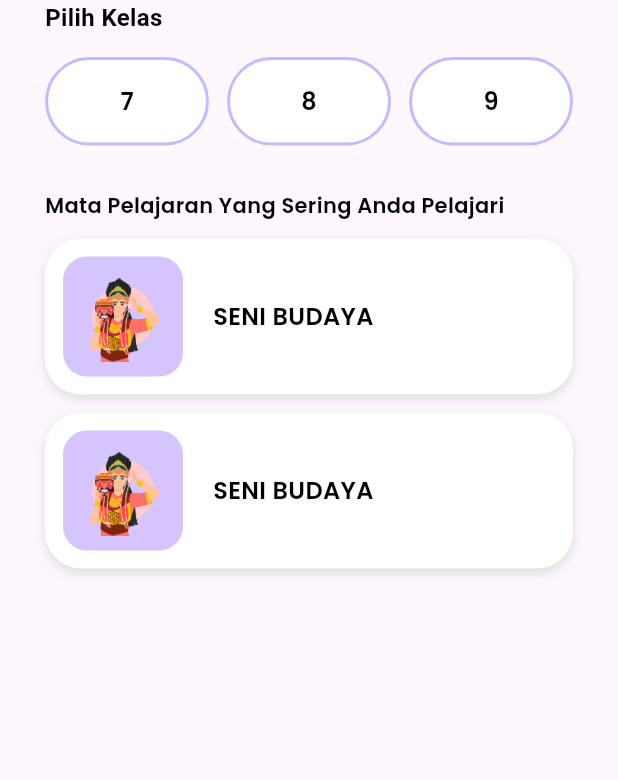
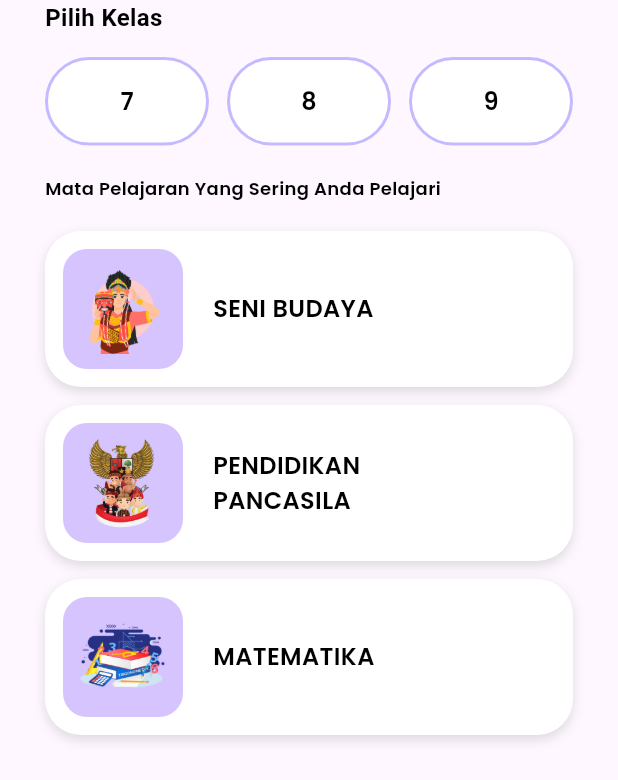
Before and after one commit to hestisnm/KPMOBILE, a Flutter app: the PilihKelasWidget widget shown alone on an empty page, opened directly, on a phone screen of 412 x 824 dp. Shown: the top 780 px of the screen. Run offline on Flutter 3.47's test engine with Material 3 defaults, Android fonts, the phone set to English and light mode, and no system bars; our stand-ins replace gap, google_fonts.

Commit message:
halaman1

```diff
--- a/lib/presentation/pages/discover_page.dart
+++ b/lib/presentation/pages/discover_page.dart
@@ -346,16 +346,16 @@
               ),
             ],
           ),
-          const SizedBox(height: 30),
+          const SizedBox(height: 20),
           Text(
             'Mata Pelajaran Yang Sering Anda Pelajari',
             style: GoogleFonts.poppins(
               fontWeight: FontWeight.w600,
-              fontSize: 14,
+              fontSize: 12,
               color: Colors.black,
             ),
           ),
-          const Gap(12),
+          const Gap(20),
           InkWell(
             onTap: () {
               Navigator.push(
@@ -407,8 +407,7 @@
             ),
           ),
 
-
-
+          // mapel kedua
           const Gap(12),
           InkWell(
             onTap: () {
@@ -441,7 +440,7 @@
                     ),
                     padding: const EdgeInsets.all(10),
                     child: Image.asset(
-                      'assets/images/seniBudaya.png',
+                      'assets/images/garuda_pp.png',
                       width: 60,
                       height: 60,
                       fit: BoxFit.contain,
@@ -449,7 +448,59 @@
                   ),
                   const SizedBox(width: 20),
                   Text(
-                    'SENI BUDAYA',
+                    'PENDIDIKAN\nPANCASILA',
+                    style: GoogleFonts.poppins(
+                      fontWeight: FontWeight.w600,
+                      fontSize: 16,
+                      color: Colors.black,
+                    ),
+                  ),
+                ],
+              ),
+            ),
+          ),
+          // mapel ketiga
+          const Gap(12),
+          InkWell(
+            onTap: () {
+              Navigator.push(
+                context,
+                MaterialPageRoute(
+                    builder: (context) => const PelajaranSeniPage()),
+              );
+            },
+            borderRadius: BorderRadius.circular(24),
+            child: Container(
+              padding: const EdgeInsets.all(12),
+              decoration: BoxDecoration(
+                color: Colors.white,
+                borderRadius: BorderRadius.circular(24),
+                boxShadow: [
+                  BoxShadow(
+                    color: Colors.black12,
+                    blurRadius: 6,
+                    offset: Offset(0, 3),
+                  ),
+                ],
+              ),
+              child: Row(
+                children: [
+                  Container(
+                    decoration: BoxDecoration(
+                      color: Color(0xFFD6C4FF),
+                      borderRadius: BorderRadius.circular(16),
+                    ),
+                    padding: const EdgeInsets.all(10),
+                    child: Image.asset(
+                      'assets/images/matematika.png',
+                      width: 60,
+                      height: 60,
+                      fit: BoxFit.contain,
+                    ),
+                  ),
+                  const SizedBox(width: 20),
+                  Text(
+                    'MATEMATIKA',
                     style: GoogleFonts.poppins(
                       fontWeight: FontWeight.w600,
                       fontSize: 16,
```
Also changed, not shown: assets/images/garuda_pp.png (added), assets/images/matematika.png (added).
